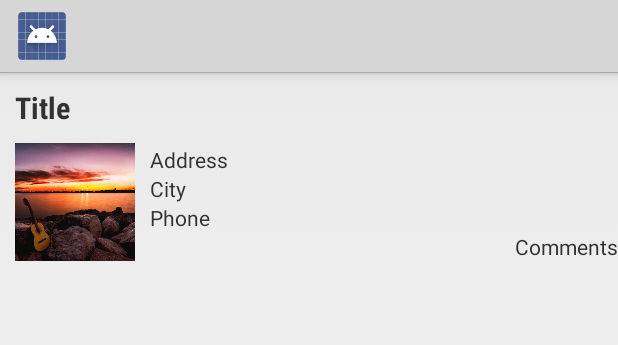
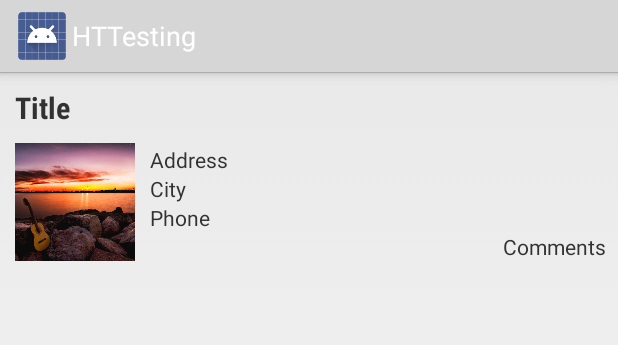
Before and after one commit to marcokstephen/ThoughtSpotAllegro, an Android app: the layout resouce_list_item.xml on its own in the app's theme, with its tools: preview values and no code run, on a phone screen of 412 x 824 dp. Shown: the top 345 px of the screen. Run offline under Robolectric (Android 15) with nearby library versions, the phone set to English and light mode, and no system bars.

Commit message:
FIxing theme

```diff
--- a/app/src/main/res/layout/resouce_list_item.xml
+++ b/app/src/main/res/layout/resouce_list_item.xml
@@ -61,7 +61,8 @@
         android:id="@+id/textview_resource_counter"
         android:text="Comments"
         android:layout_alignTop="@+id/textview_resource_website"
-        android:paddingBottom="10dp"
+        android:paddingBottom="8dp"
+        android:paddingRight="8dp"
         android:layout_alignParentRight="true"
         android:layout_alignParentEnd="true"
         android:fontFamily="sans-serif"
--- a/app/src/main/res/values/styles.xml
+++ b/app/src/main/res/values/styles.xml
@@ -11,8 +11,9 @@
         <item name="android:titleTextStyle">@style/MyActionBarTitleText</item>
     </style>
 
-    <style name="MyActionBarTitleText" parent="@style/TextAppearance.Holo.Widget.ActionBar.Title">
-        <item name="android:textColor">@color/actionbar_text</item>
+    <style name="MyActionBarTitleText" parent="@android:style/Widget.Holo.Light.ActionBar.Solid.Inverse">
+        <item name="android:textColor">#FFFFFF</item>
+        <item name="android:textSize">18sp</item>
     </style>
 
 </resources>
```
